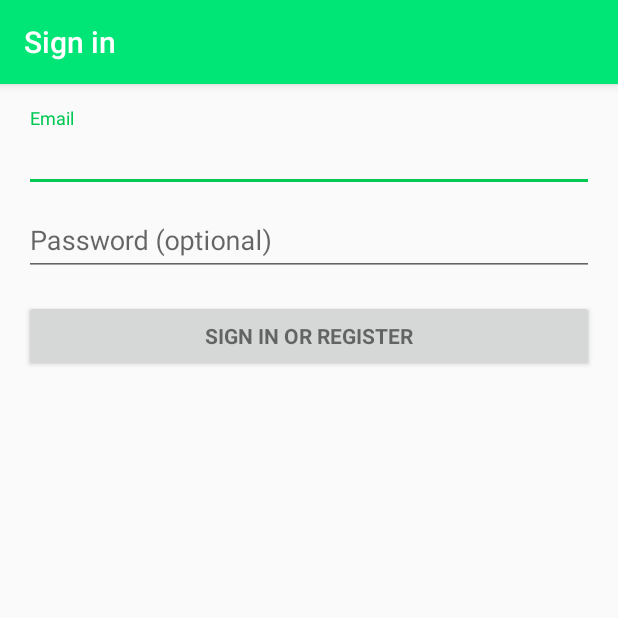
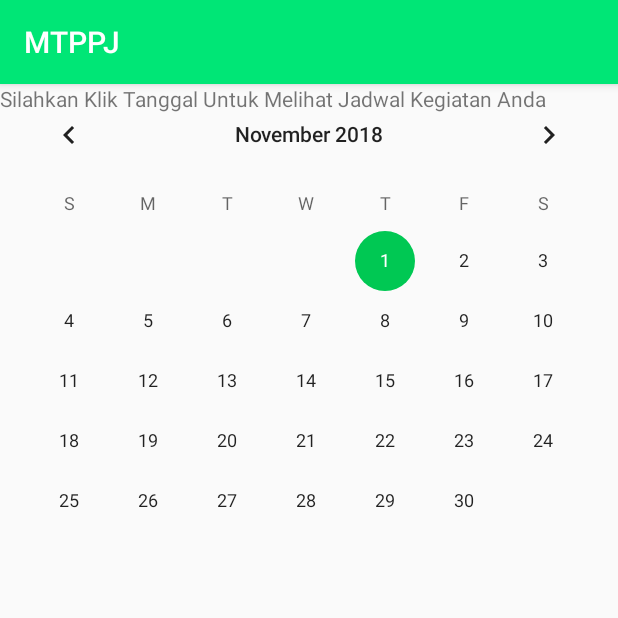
Before and after one commit to syarwanarief/MAINTAINANCEPPJ, an Android app: the screen it shows after launch (Jadwal before the commit, JadwalKegiatan after it), in the side drawer, after a tap on "Cek Jadwal", on a phone screen of 412 x 824 dp, the top half of it. Run offline under Robolectric (Android 15) with nearby library versions, the phone set to English and light mode, and no system bars; our stand-ins replace Firebase (no records; nobody signed in at launch, a user with empty details on screens opened directly).

```diff
--- a/app/build.gradle
+++ b/app/build.gradle
@@ -23,6 +23,7 @@ android {
 dependencies {
     implementation fileTree(include: ['*.jar'], dir: 'libs')
     implementation 'com.android.support:appcompat-v7:28.0.0'
+    implementation 'com.android.support:recyclerview-v7:28.0.0'
     implementation 'com.android.support.constraint:constraint-layout:1.1.3'
     testImplementation 'junit:junit:4.12'
     androidTestImplementation 'com.android.support.test:runner:1.0.2'
--- a/app/src/main/AndroidManifest.xml
+++ b/app/src/main/AndroidManifest.xml
@@ -22,9 +22,7 @@
             </intent-filter>
         </activity>
         <activity android:name=".Tambah" />
-        <activity
-            android:name=".Jadwal"
-            android:label="@string/title_activity_jadwal"></activity>
+        <activity android:name=".getterSetter.JadwalKegiatan"></activity>
     </application>
 
 </manifest>
--- a/app/src/main/java/medio/maintainanceppj/Jadwal.java
+++ /dev/null
@@ -1,349 +0,0 @@
-package medio.maintainanceppj;
-
-import android.animation.Animator;
-import android.animation.AnimatorListenerAdapter;
-import android.annotation.TargetApi;
-import android.content.pm.PackageManager;
-import android.support.annotation.NonNull;
-import android.support.design.widget.Snackbar;
-import android.support.v7.app.AppCompatActivity;
-import android.app.LoaderManager.LoaderCallbacks;
-
-import android.content.CursorLoader;
-import android.content.Loader;
-import android.database.Cursor;
-import android.net.Uri;
-import android.os.AsyncTask;
-
-import android.os.Build;
-import android.os.Bundle;
-import android.provider.ContactsContract;
-import android.text.TextUtils;
-import android.view.KeyEvent;
-import android.view.View;
-import android.view.View.OnClickListener;
-import android.view.inputmethod.EditorInfo;
-import android.widget.ArrayAdapter;
-import android.widget.AutoCompleteTextView;
-import android.widget.Button;
-import android.widget.EditText;
-import android.widget.TextView;
-
-import java.util.ArrayList;
-import java.util.List;
-
-import static android.Manifest.permission.READ_CONTACTS;
-
-/**
- * A login screen that offers login via email/password.
- */
-public class Jadwal extends AppCompatActivity implements LoaderCallbacks<Cursor> {
-
-    /**
-     * Id to identity READ_CONTACTS permission request.
-     */
-    private static final int REQUEST_READ_CONTACTS = 0;
-
-    /**
-     * A dummy authentication store containing known user names and passwords.
-     * TODO: remove after connecting to a real authentication system.
-     */
-    private static final String[] DUMMY_CREDENTIALS = new String[]{
-            "foo@example.com:hello", "bar@example.com:world"
-    };
-    /**
-     * Keep track of the login task to ensure we can cancel it if requested.
-     */
-    private UserLoginTask mAuthTask = null;
-
-    // UI references.
-    private AutoCompleteTextView mEmailView;
-    private EditText mPasswordView;
-    private View mProgressView;
-    private View mLoginFormView;
-
-    @Override
-    protected void onCreate(Bundle savedInstanceState) {
-        super.onCreate(savedInstanceState);
-        setContentView(R.layout.activity_jadwal);
-        // Set up the login form.
-        mEmailView = (AutoCompleteTextView) findViewById(R.id.email);
-        populateAutoComplete();
-
-        mPasswordView = (EditText) findViewById(R.id.password);
-        mPasswordView.setOnEditorActionListener(new TextView.OnEditorActionListener() {
-            @Override
-            public boolean onEditorAction(TextView textView, int id, KeyEvent keyEvent) {
-                if (id == EditorInfo.IME_ACTION_DONE || id == EditorInfo.IME_NULL) {
-                    attemptLogin();
-                    return true;
-                }
-                return false;
-            }
-        });
-
-        Button mEmailSignInButton = (Button) findViewById(R.id.email_sign_in_button);
-        mEmailSignInButton.setOnClickListener(new OnClickListener() {
-            @Override
-            public void onClick(View view) {
-                attemptLogin();
-            }
-        });
-
-        mLoginFormView = findViewById(R.id.login_form);
-        mProgressView = findViewById(R.id.login_progress);
-    }
-
-    private void populateAutoComplete() {
-        if (!mayRequestContacts()) {
-            return;
-        }
-
-        getLoaderManager().initLoader(0, null, this);
-    }
-
-    private boolean mayRequestContacts() {
-        if (Build.VERSION.SDK_INT < Build.VERSION_CODES.M) {
-            return true;
-        }
-        if (checkSelfPermission(READ_CONTACTS) == PackageManager.PERMISSION_GRANTED) {
-            return true;
-        }
-        if (shouldShowRequestPermissionRationale(READ_CONTACTS)) {
-            Snackbar.make(mEmailView, R.string.permission_rationale, Snackbar.LENGTH_INDEFINITE)
-                    .setAction(android.R.string.ok, new View.OnClickListener() {
-                        @Override
-                        @TargetApi(Build.VERSION_CODES.M)
-                        public void onClick(View v) {
-                            requestPermissions(new String[]{READ_CONTACTS}, REQUEST_READ_CONTACTS);
-                        }
-                    });
-        } else {
-            requestPermissions(new String[]{READ_CONTACTS}, REQUEST_READ_CONTACTS);
-        }
-        return false;
-    }
-
-    /**
-     * Callback received when a permissions request has been completed.
-     */
-    @Override
-    public void onRequestPermissionsResult(int requestCode, @NonNull String[] permissions,
-                                           @NonNull int[] grantResults) {
-        if (requestCode == REQUEST_READ_CONTACTS) {
-            if (grantResults.length == 1 && grantResults[0] == PackageManager.PERMISSION_GRANTED) {
-                populateAutoComplete();
-            }
-        }
-    }
-
-
-    /**
-     * Attempts to sign in or register the account specified by the login form.
-     * If there are form errors (invalid email, missing fields, etc.), the
-     * errors are presented and no actual login attempt is made.
-     */
-    private void attemptLogin() {
-        if (mAuthTask != null) {
-            return;
-        }
-
-        // Reset errors.
-        mEmailView.setError(null);
-        mPasswordView.setError(null);
-
-        // Store values at the time of the login attempt.
-        String email = mEmailView.getText().toString();
-        String password = mPasswordView.getText().toString();
-
-        boolean cancel = false;
-        View focusView = null;
-
-        // Check for a valid password, if the user entered one.
-        if (!TextUtils.isEmpty(password) && !isPasswordValid(password)) {
-            mPasswordView.setError(getString(R.string.error_invalid_password));
-            focusView = mPasswordView;
-            cancel = true;
-        }
-
-        // Check for a valid email address.
-        if (TextUtils.isEmpty(email)) {
-            mEmailView.setError(getString(R.string.error_field_required));
-            focusView = mEmailView;
-            cancel = true;
-        } else if (!isEmailValid(email)) {
-            mEmailView.setError(getString(R.string.error_invalid_email));
-            focusView = mEmailView;
-            cancel = true;
-        }
-
-        if (cancel) {
-            // There was an error; don't attempt login and focus the first
-            // form field with an error.
-            focusView.requestFocus();
-        } else {
-            // Show a progress spinner, and kick off a background task to
-            // perform the user login attempt.
-            showProgress(true);
-            mAuthTask = new UserLoginTask(email, password);
-            mAuthTask.execute((Void) null);
-        }
-    }
-
-    private boolean isEmailValid(String email) {
-        //TODO: Replace this with your own logic
-        return email.contains("@");
-    }
-
-    private boolean isPasswordValid(String password) {
-        //TODO: Replace this with your own logic
-        return password.length() > 4;
-    }
-
-    /**
-     * Shows the progress UI and hides the login form.
-     */
-    @TargetApi(Build.VERSION_CODES.HONEYCOMB_MR2)
-    private void showProgress(final boolean show) {
-        // On Honeycomb MR2 we have the ViewPropertyAnimator APIs, which allow
-        // for very easy animations. If available, use these APIs to fade-in
-        // the progress spinner.
-        if (Build.VERSION.SDK_INT >= Build.VERSION_CODES.HONEYCOMB_MR2) {
-            int shortAnimTime = getResources().getInteger(android.R.integer.config_shortAnimTime);
-
-            mLoginFormView.setVisibility(show ? View.GONE : View.VISIBLE);
-            mLoginFormView.animate().setDuration(shortAnimTime).alpha(
-                    show ? 0 : 1).setListener(new AnimatorListenerAdapter() {
-                @Override
-                public void onAnimationEnd(Animator animation) {
-                    mLoginFormView.setVisibility(show ? View.GONE : View.VISIBLE);
-                }
-            });
-
-            mProgressView.setVisibility(show ? View.VISIBLE : View.GONE);
-            mProgressView.animate().setDuration(shortAnimTime).alpha(
-                    show ? 1 : 0).setListener(new AnimatorListenerAdapter() {
-                @Override
-                public void onAnimationEnd(Animator animation) {
-                    mProgressView.setVisibility(show ? View.VISIBLE : View.GONE);
-                }
-            });
-        } else {
-            // The ViewPropertyAnimator APIs are not available, so simply show
-            // and hide the relevant UI components.
-            mProgressView.setVisibility(show ? View.VISIBLE : View.GONE);
-            mLoginFormView.setVisibility(show ? View.GONE : View.VISIBLE);
-        }
-    }
-
-    @Override
-    public Loader<Cursor> onCreateLoader(int i, Bundle bundle) {
-        return new CursorLoader(this,
-                // Retrieve data rows for the device user's 'profile' contact.
-                Uri.withAppendedPath(ContactsContract.Profile.CONTENT_URI,
-                        ContactsContract.Contacts.Data.CONTENT_DIRECTORY), ProfileQuery.PROJECTION,
-
-                // Select only email addresses.
-                ContactsContract.Contacts.Data.MIMETYPE +
-                        " = ?", new String[]{ContactsContract.CommonDataKinds.Email
-                .CONTENT_ITEM_TYPE},
-
-                // Show primary email addresses first. Note that there won't be
-                // a primary email address if the user hasn't specified one.
-                ContactsContract.Contacts.Data.IS_PRIMARY + " DESC");
-    }
-
-    @Override
-    public void onLoadFinished(Loader<Cursor> cursorLoader, Cursor cursor) {
-        List<String> emails = new ArrayList<>();
-        cursor.moveToFirst();
-        while (!cursor.isAfterLast()) {
-            emails.add(cursor.getString(ProfileQuery.ADDRESS));
-            cursor.moveToNext();
-        }
-
-        addEmailsToAutoComplete(emails);
-    }
-
-    @Override
-    public void onLoaderReset(Loader<Cursor> cursorLoader) {
-
-    }
-
-    private void addEmailsToAutoComplete(List<String> emailAddressCollection) {
-        //Create adapter to tell the AutoCompleteTextView what to show in its dropdown list.
-        ArrayAdapter<String> adapter =
-                new ArrayAdapter<>(Jadwal.this,
-                        android.R.layout.simple_dropdown_item_1line, emailAddressCollection);
-
-        mEmailView.setAdapter(adapter);
-    }
-
-
-    private interface ProfileQuery {
-        String[] PROJECTION = {
-                ContactsContract.CommonDataKinds.Email.ADDRESS,
-                ContactsContract.CommonDataKinds.Email.IS_PRIMARY,
-        };
-
-        int ADDRESS = 0;
-        int IS_PRIMARY = 1;
-    }
-
-    /**
-     * Represents an asynchronous login/registration task used to authenticate
-     * the user.
-     */
-    public class UserLoginTask extends AsyncTask<Void, Void, Boolean> {
-
-        private final String mEmail;
-        private final String mPassword;
-
-        UserLoginTask(String email, String password) {
-            mEmail = email;
-            mPassword = password;
-        }
-
-        @Override
-        protected Boolean doInBackground(Void... params) {
-            // TODO: attempt authentication against a network service.
-
-            try {
-                // Simulate network access.
-                Thread.sleep(2000);
-            } catch (InterruptedException e) {
-                return false;
-            }
-
-            for (String credential : DUMMY_CREDENTIALS) {
-                String[] pieces = credential.split(":");
-                if (pieces[0].equals(mEmail)) {
-                    // Account exists, return true if the password matches.
-                    return pieces[1].equals(mPassword);
-                }
-            }
-
-            // TODO: register the new account here.
-            return true;
-        }
-
-        @Override
-        protected void onPostExecute(final Boolean success) {
-            mAuthTask = null;
-            showProgress(false);
-
-            if (success) {
-                finish();
-            } else {
-                mPasswordView.setError(getString(R.string.error_incorrect_password));
-                mPasswordView.requestFocus();
-            }
-        }
-
-        @Override
-        protected void onCancelled() {
-            mAuthTask = null;
-            showProgress(false);
-        }
-    }
-}
--- a/app/src/main/java/medio/maintainanceppj/MainActivity.java
+++ b/app/src/main/java/medio/maintainanceppj/MainActivity.java
@@ -1,30 +1,23 @@
 package medio.maintainanceppj;
 
-import android.content.Context;
 import android.content.Intent;
 import android.os.Handler;
 import android.support.annotation.NonNull;
-import android.support.design.widget.BottomNavigationView;
 import android.support.design.widget.NavigationView;
-import android.support.v4.app.Fragment;
-import android.support.v4.app.FragmentTransaction;
 import android.support.v4.widget.DrawerLayout;
 import android.support.v7.app.ActionBarDrawerToggle;
 import android.support.v7.app.AppCompatActivity;
 import android.os.Bundle;
-import android.support.v7.widget.Toolbar;
+import android.support.v7.widget.DefaultItemAnimator;
+import android.support.v7.widget.LinearLayoutManager;
+import android.support.v7.widget.RecyclerView;
 import android.view.MenuItem;
-import android.view.MotionEvent;
 import android.view.View;
 import android.widget.ArrayAdapter;
-import android.widget.Button;
-import android.widget.EditText;
 import android.widget.ListView;
-import android.widget.RelativeLayout;
 import android.widget.TextView;
 import android.widget.Toast;
 
-import com.google.firebase.database.ChildEventListener;
 import com.google.firebase.database.DataSnapshot;
 import com.google.firebase.database.DatabaseError;
 import com.google.firebase.database.DatabaseReference;
@@ -34,7 +27,10 @@ import com.google.firebase.database.ValueEventListener;
 import java.util.ArrayList;
 import java.util.HashMap;
 import java.util.List;
-import java.util.Map;
+
+import medio.maintainanceppj.getterSetter.JadwalKegiatan;
+import medio.maintainanceppj.getterSetter.detail;
+import medio.maintainanceppj.getterSetter.listData;
 
 public class MainActivity extends AppCompatActivity {
 
@@ -45,14 +41,8 @@ public class MainActivity extends AppCompatActivity {
 
 
     //database variable
-    private DatabaseReference mDatabase;
-    private ListView listView;
     private ArrayList<String> arrayList = new ArrayList<>();
-    private ArrayAdapter<String> adapter;
-    DatabaseReference dref;
     List<HashMap<String, String>> list = new ArrayList<>();
-    String kegiatan;
-    String tgl;
 
     //Mendefinisikan variabel
     private NavigationView navigationView;
@@ -64,7 +54,6 @@ public class MainActivity extends AppCompatActivity {
         setContentView(R.layout.activity_main);
 
         //display db
-        listView=(ListView)findViewById(R.id.list_view);
         final ArrayAdapter<String> adapter=new ArrayAdapter<String>(this,android.R.layout.simple_dropdown_item_1line,arrayList);
         DatabaseReference reference = FirebaseDatabase.getInstance().getReference("MTPPJ");
         reference.addValueEventListener(new ValueEventListener() {
@@ -78,12 +67,6 @@ public class MainActivity extends AppCompatActivity {
 
             }
         });
-
-        text1 = (TextView) findViewById(R.id.textKosong);
-        listView = (ListView) findViewById(R.id.list_view);
-        if (listView.isActivated()){
-            text1.setText("");
-        }
 
         // Menginisiasi  NavigationView
         navigationView = (NavigationView) findViewById(R.id.navigation_view);
@@ -105,9 +88,8 @@ public class MainActivity extends AppCompatActivity {
                         finish();
                         return true;
                     case R.id.jadwal:
-                        Intent intent2 = new Intent(MainActivity.this, Jadwal.class);
+                        Intent intent2 = new Intent(MainActivity.this, JadwalKegiatan.class);
                         startActivity(intent2);
-                        finish();
                         return true;
                     case R.id.bantuan:
                         Toast.makeText(getApplicationContext(),"Bantuan telah dipilih",Toast.LENGTH_SHORT).show();
--- /dev/null
+++ b/app/src/main/java/medio/maintainanceppj/getterSetter/JadwalKegiatan.java
@@ -0,0 +1,15 @@
+package medio.maintainanceppj.getterSetter;
+
+import android.support.v7.app.AppCompatActivity;
+import android.os.Bundle;
+
+import medio.maintainanceppj.R;
+
+public class JadwalKegiatan extends AppCompatActivity {
+
+    @Override
+    protected void onCreate(Bundle savedInstanceState) {
+        super.onCreate(savedInstanceState);
+        setContentView(R.layout.activity_jadwal_kegiatan);
+    }
+}
--- a/app/src/main/res/layout/activity_jadwal.xml
+++ /dev/null
@@ -1,78 +0,0 @@
-<?xml version="1.0" encoding="utf-8"?>
-<LinearLayout xmlns:android="http://schemas.android.com/apk/res/android"
-    xmlns:tools="http://schemas.android.com/tools"
-    android:layout_width="match_parent"
-    android:layout_height="match_parent"
-    android:gravity="center_horizontal"
-    android:orientation="vertical"
-    android:paddingLeft="@dimen/activity_horizontal_margin"
-    android:paddingTop="@dimen/activity_vertical_margin"
-    android:paddingRight="@dimen/activity_horizontal_margin"
-    android:paddingBottom="@dimen/activity_vertical_margin"
-    tools:context=".Jadwal">
-
-    <!-- Login progress -->
-    <ProgressBar
-        android:id="@+id/login_progress"
-        style="?android:attr/progressBarStyleLarge"
-        android:layout_width="wrap_content"
-        android:layout_height="wrap_content"
-        android:layout_marginBottom="8dp"
-        android:visibility="gone" />
-
-    <ScrollView
-        android:id="@+id/login_form"
-        android:layout_width="match_parent"
-        android:layout_height="match_parent">
-
-        <LinearLayout
-            android:id="@+id/email_login_form"
-            android:layout_width="match_parent"
-            android:layout_height="wrap_content"
-            android:orientation="vertical">
-
-            <android.support.design.widget.TextInputLayout
-                android:layout_width="match_parent"
-                android:layout_height="wrap_content">
-
-                <AutoCompleteTextView
-                    android:id="@+id/email"
-                    android:layout_width="match_parent"
-                    android:layout_height="wrap_content"
-                    android:hint="@string/prompt_email"
-                    android:inputType="textEmailAddress"
-                    android:maxLines="1"
-                    android:singleLine="true" />
-
-            </android.support.design.widget.TextInputLayout>
-
-            <android.support.design.widget.TextInputLayout
-                android:layout_width="match_parent"
-                android:layout_height="wrap_content">
-
-                <EditText
-                    android:id="@+id/password"
-                    android:layout_width="match_parent"
-                    android:layout_height="wrap_content"
-                    android:hint="@string/prompt_password"
-                    android:imeActionId="6"
-                    android:imeActionLabel="@string/action_sign_in_short"
-                    android:imeOptions="actionUnspecified"
-                    android:inputType="textPassword"
-                    android:maxLines="1"
-                    android:singleLine="true" />
-
-            </android.support.design.widget.TextInputLayout>
-
-            <Button
-                android:id="@+id/email_sign_in_button"
-                style="?android:textAppearanceSmall"
-                android:layout_width="match_parent"
-                android:layout_height="wrap_content"
-                android:layout_marginTop="16dp"
-                android:text="@string/action_sign_in"
-                android:textStyle="bold" />
-
-        </LinearLayout>
-    </ScrollView>
-</LinearLayout>
--- /dev/null
+++ b/app/src/main/res/layout/activity_jadwal_kegiatan.xml
@@ -0,0 +1,20 @@
+<?xml version="1.0" encoding="utf-8"?>
+<android.support.constraint.ConstraintLayout xmlns:android="http://schemas.android.com/apk/res/android"
+    xmlns:tools="http://schemas.android.com/tools"
+    android:layout_width="match_parent"
+    android:layout_height="match_parent"
+    tools:context=".getterSetter.JadwalKegiatan">
+
+    <CalendarView
+        android:layout_width="match_parent"
+        android:layout_height="match_parent"
+        android:orientation="vertical">
+
+        <TextView
+            android:layout_width="match_parent"
+            android:layout_height="wrap_content"
+            android:text="Silahkan Klik Tanggal Untuk Melihat Jadwal Kegiatan Anda"
+            android:marqueeRepeatLimit="marquee_forever"/>
+    </CalendarView>
+
+</android.support.constraint.ConstraintLayout>
```
Also changed, not shown: app/src/main/java/medio/maintainanceppj/Fireapp/FireApp.java (deleted, +0 -13 lines), app/src/main/java/medio/maintainanceppj/Tambah.java (+29 -14 lines), app/src/main/java/medio/maintainanceppj/getterSetter/detail.java (added, +40 -0 lines), app/src/main/java/medio/maintainanceppj/getterSetter/getter_tambah.java (deleted, +0 -23 lines), app/src/main/java/medio/maintainanceppj/getterSetter/listData.java (added, +41 -0 lines), app/src/main/res/layout/activity_main.xml (+4 -3 lines), app/src/main/res/layout/activity_tambah.xml (+15 -5 lines), app/src/main/res/values/strings.xml (+7 -0 lines).
